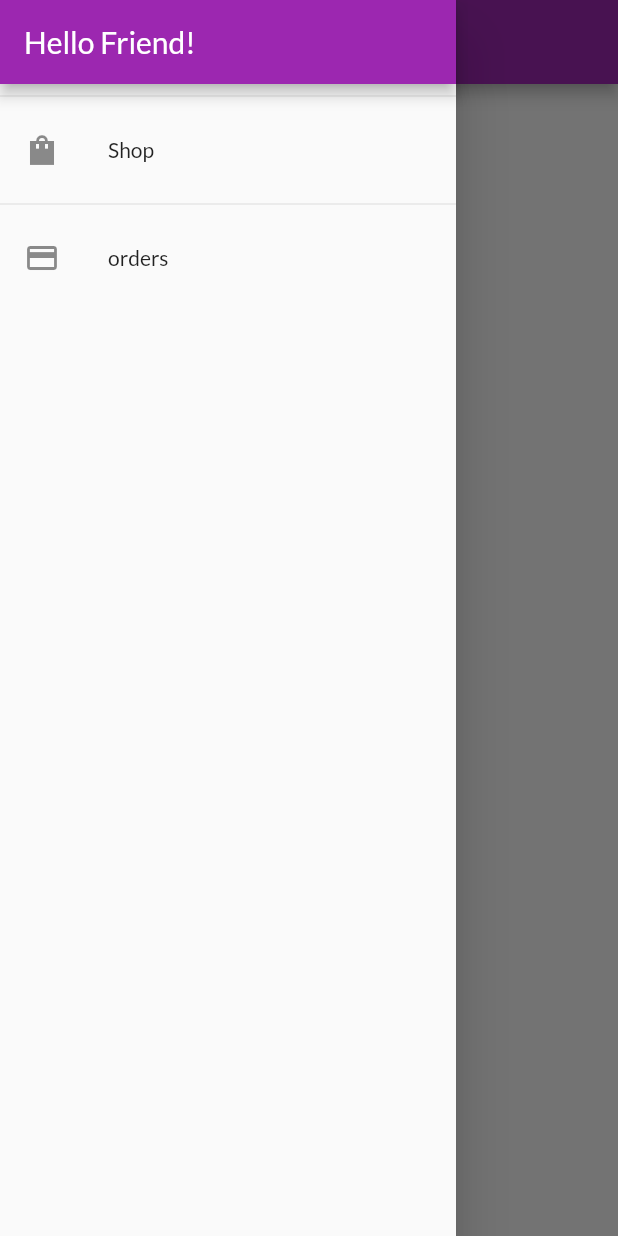
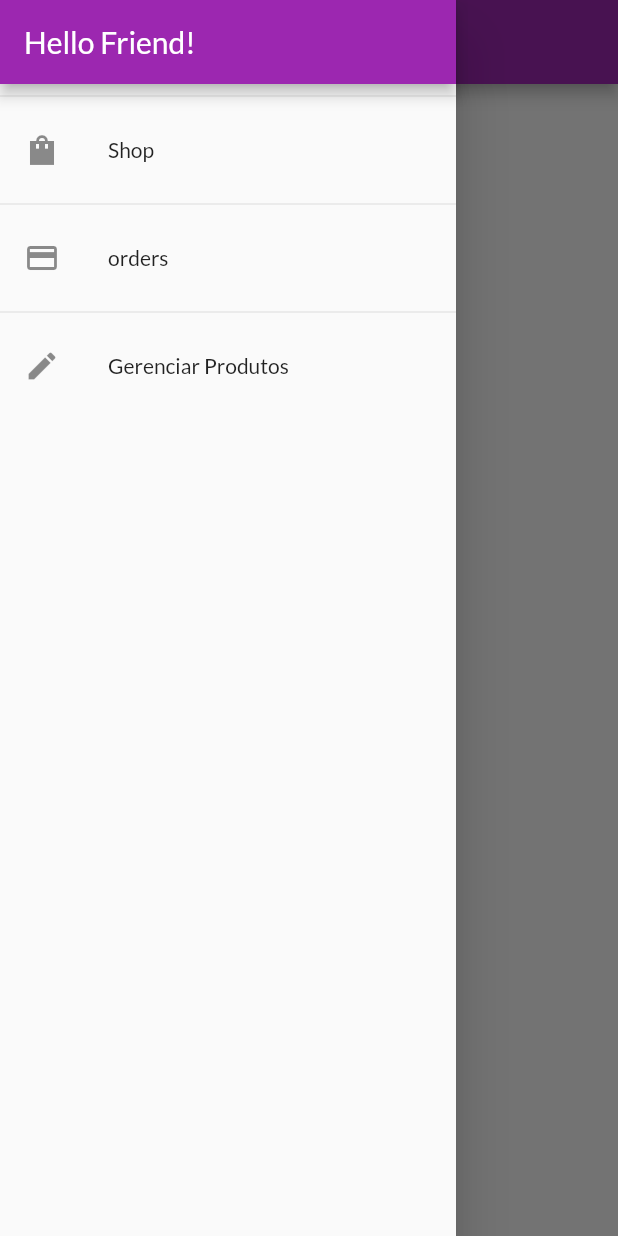
Before and after one commit to YuriGarciaRibeiro/Shop_Flutter, a Flutter app: the OrdersPage screen opened by its route, with the side drawer open, on a phone screen of 412 x 824 dp. Run offline on Flutter 3.47's test engine with Material 2 defaults, Android fonts, the phone set to English and light mode, and no system bars; network calls fail.

Commit message:
novo tela de gerenciamento de produto

```diff
--- a/lib/components/app_drawer.dart
+++ b/lib/components/app_drawer.dart
@@ -32,6 +32,16 @@ class AppDrawer extends StatelessWidget {
                 AppRouts.ORDERS,
               );
             },
+          ),
+          Divider(),
+          ListTile(
+            leading: Icon(Icons.edit),
+            title: Text('Gerenciar Produtos'),
+            onTap: () {
+              Navigator.of(context).pushReplacementNamed(
+                AppRouts.ORDERS,
+              );
+            },
           )
         ],
       ),
--- a/lib/main.dart
+++ b/lib/main.dart
@@ -2,6 +2,7 @@ import 'package:flutter/material.dart';
 import 'package:provider/provider.dart';
 import 'package:shop/models/order_list.dart';
 import 'package:shop/models/product_list.dart';
+import 'package:shop/pages/products_page.dart';
 import 'package:shop/pages/products_overview_page.dart';
 import 'package:shop/utils/app_routs.dart';
 
@@ -49,6 +50,7 @@ class MyApp extends StatelessWidget {
           AppRouts.PRODUCT_DETAIL: (ctx) => ProductDetailPage(),
           AppRouts.CART: (ctx) => CartPage(),
           AppRouts.ORDERS: (ctx) => OrdersPage(),
+          AppRouts.PRODUCTS: (ctx) => ProductsPage(),
         },
       ),
     );
--- a/lib/utils/app_routs.dart
+++ b/lib/utils/app_routs.dart
@@ -1,6 +1,9 @@
-class AppRouts{
+import 'package:shop/models/product.dart';
+
+class AppRouts {
   static const String HOME = '/';
   static const PRODUCT_DETAIL = '/product_detail';
   static const CART = '/cart';
   static const ORDERS = '/orders';
+  static const PRODUCTS = '/products';
 }
```
Also changed, not shown: lib/pages/products_page.dart (added, +16 -0 lines), lib/components/cart_item_widget.dart (line endings or trailing spaces).
